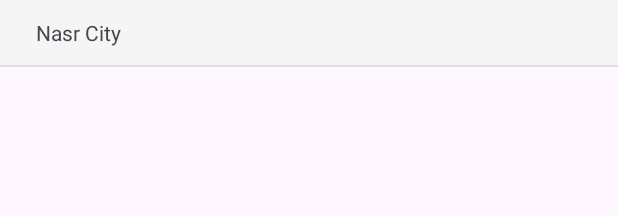
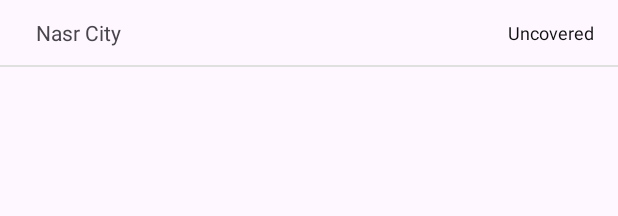
Before and after one commit to Eng-Light/Bosta_Locator, an Android app: the layout item_district.xml on its own in the app's theme, with its tools: preview values and no code run, on a phone screen of 412 x 824 dp. Shown: the top 216 px of the screen. Run offline under Robolectric (Android 15) with nearby library versions, the phone set to English and light mode, and no system bars.

```diff
--- a/app/src/main/java/com/nourelden515/bostalocator/data/repository/datasource/RemoteDataSource.kt
+++ b/app/src/main/java/com/nourelden515/bostalocator/data/repository/datasource/RemoteDataSource.kt
@@ -5,7 +5,7 @@ import com.nourelden515.bostalocator.data.source.remote.model.CityDto
 import retrofit2.Response
 
 interface RemoteDataSource {
-    suspend fun getAllDistricts(
+    suspend fun getCities(
         countryId: String
     ): Response<BaseDto<List<CityDto>>>
 }
--- a/app/src/main/java/com/nourelden515/bostalocator/data/source/remote/network/LocatorApiService.kt
+++ b/app/src/main/java/com/nourelden515/bostalocator/data/source/remote/network/BostaApiService.kt
@@ -6,8 +6,8 @@ import retrofit2.Response
 import retrofit2.http.GET
 import retrofit2.http.Query
 
-interface LocatorApiService {
+interface BostaApiService {
     @GET("cities/getAllDistricts")
-    suspend fun getAllDistricts(@Query("countryId") countryId: String):
+    suspend fun getCities(@Query("countryId") countryId: String):
             Response<BaseDto<List<CityDto>>>
 }
--- a/app/src/main/java/com/nourelden515/bostalocator/di/DataSourceModule.kt
+++ b/app/src/main/java/com/nourelden515/bostalocator/di/DataSourceModule.kt
@@ -2,7 +2,7 @@ package com.nourelden515.bostalocator.di
 
 import com.nourelden515.bostalocator.data.repository.datasource.RemoteDataSource
 import com.nourelden515.bostalocator.data.source.remote.BostaRemoteDataSource
-import com.nourelden515.bostalocator.data.source.remote.network.LocatorApiService
+import com.nourelden515.bostalocator.data.source.remote.network.BostaApiService
 import dagger.Module
 import dagger.Provides
 import javax.inject.Singleton
@@ -12,7 +12,7 @@ object DataSourceModule {
 
     @Singleton
     @Provides
-    fun provideRemoteDataSource(apiService: LocatorApiService): RemoteDataSource {
+    fun provideRemoteDataSource(apiService: BostaApiService): RemoteDataSource {
         return BostaRemoteDataSource(apiService)
     }
 
--- a/app/src/main/java/com/nourelden515/bostalocator/di/NetworkModule.kt
+++ b/app/src/main/java/com/nourelden515/bostalocator/di/NetworkModule.kt
@@ -1,6 +1,6 @@
 package com.nourelden515.bostalocator.di
 
-import com.nourelden515.bostalocator.data.source.remote.network.LocatorApiService
+import com.nourelden515.bostalocator.data.source.remote.network.BostaApiService
 import dagger.Module
 import dagger.Provides
 import retrofit2.Retrofit
@@ -10,7 +10,7 @@ import javax.inject.Singleton
 object NetworkModule {
     @Provides
     @Singleton
-    fun provideLocatorApiService(retrofit: Retrofit): LocatorApiService {
-        return retrofit.create(LocatorApiService::class.java)
+    fun provideLocatorApiService(retrofit: Retrofit): BostaApiService {
+        return retrofit.create(BostaApiService::class.java)
     }
 }
--- a/app/src/main/res/layout/item_district.xml
+++ b/app/src/main/res/layout/item_district.xml
@@ -16,19 +16,38 @@
     <LinearLayout
         android:layout_width="match_parent"
         android:layout_height="wrap_content"
-        android:background="#F5F5F5"
+        android:background="@{item.hasDropOffAvailability ? @color/district_covered_background : @color/district_uncovered_background}"
         android:onClick="@{() -> listener.onDistrictClick(item.id)}"
         android:orientation="vertical">
 
-        <TextView
-            android:id="@+id/district_name_text_view"
+        <LinearLayout
             android:layout_width="match_parent"
             android:layout_height="wrap_content"
-            android:paddingHorizontal="24dp"
-            android:paddingVertical="12dp"
-            android:text="@{item.name}"
-            android:textSize="14sp"
-            tools:text="Nasr City" />
+            android:orientation="horizontal">
+
+            <TextView
+                android:id="@+id/district_name_text_view"
+                android:layout_width="0dp"
+                android:layout_height="wrap_content"
+                android:layout_weight="1"
+                android:paddingHorizontal="24dp"
+                android:paddingVertical="12dp"
+                android:text="@{item.zone.name + ' ' + '-' + ' ' + item.name}"
+                android:textSize="14sp"
+                tools:text="Nasr City" />
+
+            <TextView
+                android:id="@+id/district_coverage_label"
+                android:layout_width="wrap_content"
+                android:layout_height="wrap_content"
+                android:layout_gravity="center_vertical"
+                android:layout_marginEnd="16dp"
+                android:text="@string/uncovered"
+                android:textColor="@color/uncovered_text_color"
+                android:textSize="12sp"
+                android:visibility="@{item.hasDropOffAvailability ? android.view.View.GONE : android.view.View.VISIBLE}"
+                tools:visibility="visible" />
+        </LinearLayout>
 
         <View
             android:layout_width="match_parent"
--- a/app/src/main/res/values/colors.xml
+++ b/app/src/main/res/values/colors.xml
@@ -2,4 +2,7 @@
 <resources>
     <color name="black">#FF000000</color>
     <color name="white">#FFFFFFFF</color>
+    <color name="district_covered_background">#F5F5F5</color>
+    <color name="district_uncovered_background">#FFF5F5</color>
+    <color name="uncovered_text_color">#0F0F0F</color>
 </resources>
--- a/app/src/main/res/values/strings.xml
+++ b/app/src/main/res/values/strings.xml
@@ -10,4 +10,5 @@
     <string name="city_area">City/Area</string>
     <string name="close">Close</string>
     <string name="expand">Expand</string>
+    <string name="uncovered">Uncovered</string>
 </resources>
```
Also changed, not shown: app/src/main/java/com/nourelden515/bostalocator/data/repository/LocatorRepositoryImpl.kt (+4 -4 lines), app/src/main/java/com/nourelden515/bostalocator/data/source/remote/BostaRemoteDataSource.kt (+4 -4 lines), app/src/main/java/com/nourelden515/bostalocator/domain/usecase/SearchCitiesUseCase.kt (+46 -8 lines).
